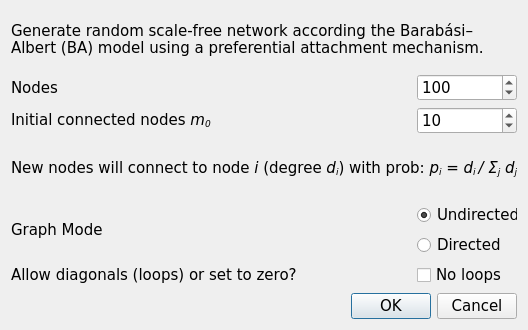
socnetv/app, file src/forms/randscalefreedialog.ui: the form before one commit.
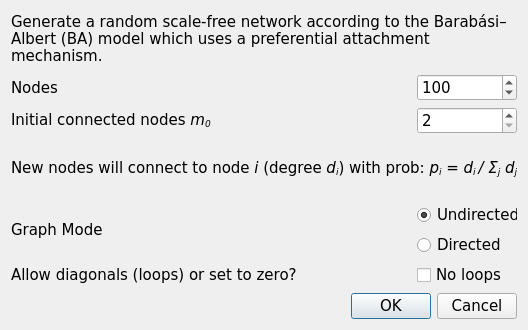
The form after the commit.

Commit message: corrected random net shortcuts  - scale-free needs work since every new node should always be connected to m other nodes (connected graph)

```diff
--- a/src/forms/randscalefreedialog.ui
+++ b/src/forms/randscalefreedialog.ui
@@ -67,7 +67,7 @@
       <enum>QFrame::Sunken</enum>
      </property>
      <property name="text">
-      <string>Generate random scale-free network according the Barabási–Albert (BA) model using a preferential attachment mechanism.</string>
+      <string>Generate a random scale-free network according to the Barabási–Albert (BA) model which uses a preferential attachment mechanism.</string>
      </property>
      <property name="textFormat">
       <enum>Qt::RichText</enum>
@@ -197,7 +197,7 @@
         <number>2</number>
        </property>
        <property name="value">
-        <number>10</number>
+        <number>2</number>
        </property>
       </widget>
      </item>
```
The commit also changes 1 other file.
